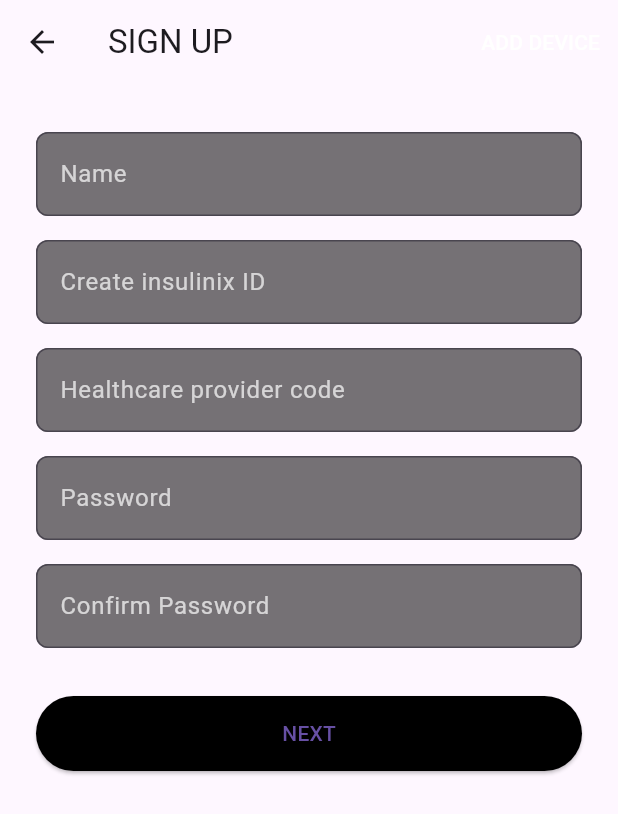
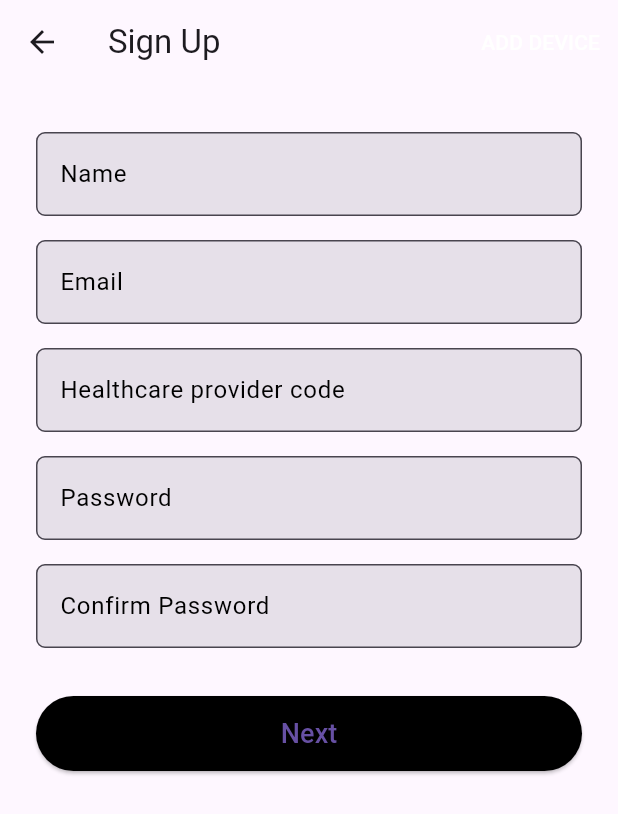
Before and after one commit to ChicoState/smartinsulin, a Flutter app: the SignInScreen screen opened by its route, after a tap on "SIGN UP", on a phone screen of 412 x 824 dp. Shown: the top 814 px of the screen. Run offline on Flutter 3.47's test engine with Material 3 defaults, Android fonts, the phone set to English and light mode, and no system bars; our stand-ins replace cloud_firestore, firebase_auth, firebase_core; accounts and stored records are empty; generated files the repository leaves out were written again; network calls fail.

Commit message:
added Hambuger Menu and updated login and sign-in page

```diff
--- a/insulinix_app/lib/screens/auth/signin_screen.dart
+++ b/insulinix_app/lib/screens/auth/signin_screen.dart
@@ -60,34 +60,41 @@
                   style: TextStyle(fontSize: 24, fontWeight: FontWeight.bold),
                 ),
               ),
-              const SizedBox(height: 32),
-              const Text('INSULIN ID'),
-              const SizedBox(height: 8),
+              const SizedBox(height: 200),
+              // const Text('INSULIN ID'),
+              // const SizedBox(height: 8),
               TextField(
                 controller: _idController,
                 decoration: InputDecoration(
-                  hintText: 'INSULIN ID',
+                  labelText: 'Email',
+                  labelStyle: const TextStyle(color: Colors.black),
+                  hintText: 'Enter your email',
+                  hintStyle: const TextStyle(color: Colors.black),
                   filled: true,
-                  fillColor: Colors.black,
-                  hintStyle: const TextStyle(color: Colors.white60),
-                  border: OutlineInputBorder(borderRadius: BorderRadius.circular(8)),
+                  //fillColor: Colors.black,
+                  border: OutlineInputBorder(
+                    borderRadius: BorderRadius.circular(6),
+                    borderSide: BorderSide(color: Colors.black, width: 1),),
                 ),
-                style: const TextStyle(color: Colors.white),
+                style: const TextStyle(color: Colors.black),
               ),
               const SizedBox(height: 16),
-              const Text('PASSWORD'),
-              const SizedBox(height: 8),
+              // const Text('PASSWORD'),
               TextField(
                 controller: _passwordController,
                 obscureText: true,
                 decoration: InputDecoration(
-                  hintText: 'PASSWORD',
+                  labelText: 'password',
+                  labelStyle: const TextStyle(color: Colors.black),
+                  hintText: 'Enter your password',
+                  hintStyle: const TextStyle(color: Colors.black),
                   filled: true,
-                  fillColor: Colors.black,
-                  hintStyle: const TextStyle(color: Colors.white60),
-                  border: OutlineInputBorder(borderRadius: BorderRadius.circular(8)),
+                  //fillColor: Colors.black,
+                  border: OutlineInputBorder(
+                    borderRadius: BorderRadius.circular(6),
+                    borderSide: BorderSide(color: Colors.black, width: 1),),
                 ),
-                style: const TextStyle(color: Colors.white),
+                style: const TextStyle(color: Colors.black),
               ),
               const SizedBox(height: 12),
               Align(
--- a/insulinix_app/lib/screens/auth/signup_screen.dart
+++ b/insulinix_app/lib/screens/auth/signup_screen.dart
@@ -72,7 +72,7 @@
   Widget build(BuildContext context) {
     return Scaffold(
       appBar: AppBar(
-        title: const Text('SIGN UP'),
+        title: const Text('Sign Up'),
         actions: [
           TextButton(
             onPressed: () {
@@ -87,7 +87,7 @@
         child: Column(
           children: [
             _buildField("Name", _nameController),
-            _buildField("Create insulinix ID", _insulinIdController),
+            _buildField("Email", _insulinIdController),
             _buildField("Healthcare provider code", _providerCodeController),
             _buildField("Password", _passwordController, obscure: true),
             _buildField("Confirm Password", _confirmPasswordController, obscure: true),
@@ -98,7 +98,7 @@
                 backgroundColor: Colors.black,
                 minimumSize: const Size.fromHeight(50),
               ),
-              child: const Text('NEXT'),
+              child: const Text('Next', style: TextStyle(fontSize: 18)),
             ),
           ],
         ),
@@ -114,13 +114,33 @@
         obscureText: obscure,
         decoration: InputDecoration(
           labelText: label,
+          labelStyle: const TextStyle(color: Colors.black),
+          // hintText: 'Enter your $label',
+          hintStyle: const TextStyle(color: Colors.black),
           filled: true,
-          fillColor: Colors.black54,
-          border: OutlineInputBorder(borderRadius: BorderRadius.circular(8)),
-          labelStyle: const TextStyle(color: Colors.white70),
+          border:OutlineInputBorder(
+                    borderRadius: BorderRadius.circular(6),
+                    borderSide: BorderSide(color: Colors.black, width: 1),),
+          //labelStyle: const TextStyle(color: Colors.white70),
         ),
-        style: const TextStyle(color: Colors.white),
+        style: const TextStyle(color: Colors.black),
       ),
     );
   }
 }
+
+// TextField(
+//                 controller: _idController,
+
+//                 decoration: InputDecoration(
+//                   labelText: 'Email',
+//                   labelStyle: const TextStyle(color: Colors.black),
+//                   hintText: 'Enter your email',
+//                   hintStyle: const TextStyle(color: Colors.black),
+//                   filled: true,
+//                   border: OutlineInputBorder(
+//                     borderRadius: BorderRadius.circular(6),
+//                     borderSide: BorderSide(color: Colors.black, width: 1),),
+//                 ),
+//                 style: const TextStyle(color: Colors.black),
+//               ),
--- a/insulinix_app/lib/screens/launch/launch_screen.dart
+++ b/insulinix_app/lib/screens/launch/launch_screen.dart
@@ -16,7 +16,7 @@
               const Text("automate insulin system", style: TextStyle(fontSize: 16)),
               const SizedBox(height: 48),
               ElevatedButton(
-                onPressed: () => Navigator.pushNamed(context, '/login'),
+                onPressed: () => Navigator.pushNamed(context, '/signin'),
                 style: ElevatedButton.styleFrom(backgroundColor: Colors.black),
                 child: const Text("SIGN IN"),
               ),
--- a/insulinix_app/lib/screens/setup/all_done_screen.dart
+++ b/insulinix_app/lib/screens/setup/all_done_screen.dart
@@ -21,7 +21,7 @@
             children: [
               const Text("ALL SET!", style: TextStyle(fontSize: 24, fontWeight: FontWeight.bold)),
               const SizedBox(height: 10),
-              Text("Welcome $userName", style: const TextStyle(fontSize: 20)),
+              Text("Welcome", style: const TextStyle(fontSize: 20)),
               const SizedBox(height: 24),
               const Icon(Icons.check_circle, size: 100, color: Colors.black),
               const SizedBox(height: 24),
--- a/insulinix_app/lib/screens/setup/setup_intro_screen.dart
+++ b/insulinix_app/lib/screens/setup/setup_intro_screen.dart
@@ -18,7 +18,7 @@
         child: Column(
           mainAxisAlignment: MainAxisAlignment.center,
           children: [
-            Text("Welcome $name", style: const TextStyle(fontSize: 22)),
+            Text("Welcome", style: const TextStyle(fontSize: 22)),
             const SizedBox(height: 8),
             const Text("<GREETING MESSAGE>", style: TextStyle(color: Colors.blue)),
             const Text("<SETUP MESSAGE>"),
--- a/insulinix_app/pubspec.yaml
+++ b/insulinix_app/pubspec.yaml
@@ -39,6 +39,7 @@
   firebase_auth: ^5.5.2
   firebase_storage: ^12.4.5
   image_picker: ^1.1.2
+
   uuid: ^4.5.1
 
 dev_dependencies:
```
Also changed, not shown: insulinix_app/lib/main.dart (+5 -2 lines), insulinix_app/lib/screens/dashboard/tabbed_dashboard_screen.dart (+4 -5 lines), insulinix_app/lib/widgets/custom_drawer.dart (added, +87 -0 lines), 1 other file.
